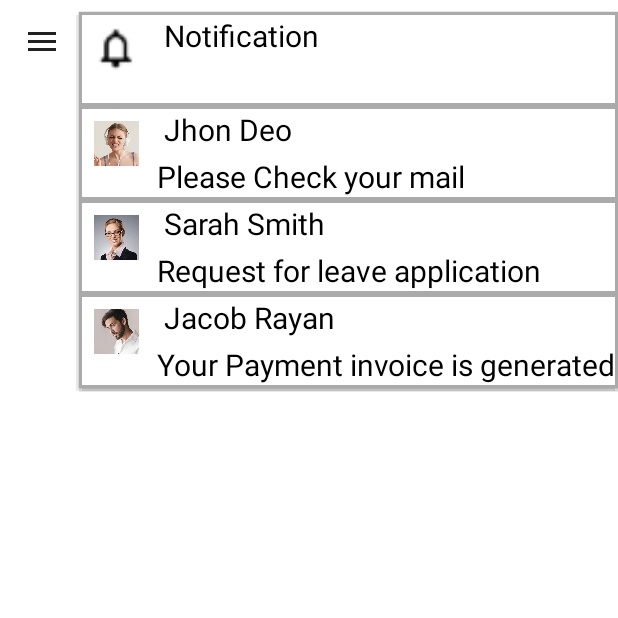
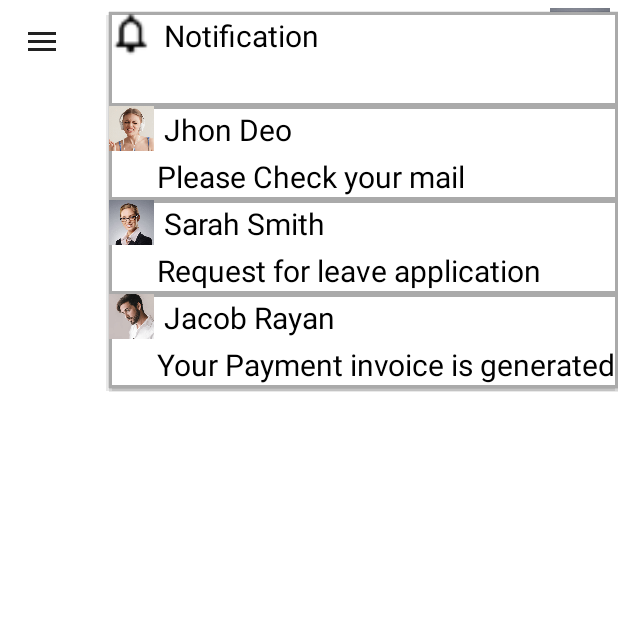
Before and after one commit to msrkms/OStore, an Android app: the AdminDashboard screen opened directly, with no data from a screen before it, after a tap on an icon or button, on a phone screen of 412 x 824 dp, the top half of it. Run offline under Robolectric (Android 15) with nearby library versions, the phone set to English and light mode, and no system bars.

Commit message:
Icon resized

```diff
--- a/app/src/main/res/layout/activity_admin_dashboard.xml
+++ b/app/src/main/res/layout/activity_admin_dashboard.xml
@@ -28,16 +28,17 @@
 
         <Spinner
             android:id="@+id/spinnerProfile"
-            android:layout_width="50dp"
+            android:layout_width="40dp"
             android:layout_height="wrap_content"
             android:layout_marginTop="10dp"
+            android:layout_margin="5dp"
             android:background="@drawable/spinner_background"
             app:layout_constraintEnd_toEndOf="parent"
             app:layout_constraintTop_toTopOf="parent" />
 
         <Spinner
             android:id="@+id/spinnerNotification"
-            android:layout_width="50dp"
+            android:layout_width="30dp"
             android:layout_height="wrap_content"
             android:layout_marginTop="8dp"
             android:layout_marginEnd="16dp"
--- a/app/src/main/res/layout/notification_custom_spinner.xml
+++ b/app/src/main/res/layout/notification_custom_spinner.xml
@@ -1,19 +1,18 @@
 <?xml version="1.0" encoding="utf-8"?>
 <RelativeLayout xmlns:android="http://schemas.android.com/apk/res/android"
-    android:layout_width="60dp"
+    android:layout_width="30dp"
     android:layout_height="wrap_content">
 
     <LinearLayout
-        android:id="@+id/customSpinnerItemLayout"
-        android:layout_width="60dp"
-        android:layout_height="60dp"
-        android:orientation="horizontal">
+    android:id="@+id/customSpinnerItemLayout"
+    android:layout_width="match_parent"
+    android:layout_height="40dp"
+    android:orientation="horizontal">
 
         <ImageView
             android:id="@+id/ivSpinnerLayout"
-            android:layout_width="50dp"
-            android:layout_height="50dp"
-            android:padding="10dp"
+            android:layout_width="match_parent"
+            android:layout_height="40dp"
             android:src="@drawable/notification" />
 
     </LinearLayout>
--- a/app/src/main/res/layout/notification_spiner_layout.xml
+++ b/app/src/main/res/layout/notification_spiner_layout.xml
@@ -7,9 +7,8 @@
 
     <ImageView
         android:id="@+id/ivNotification"
-        android:layout_width="50dp"
-        android:layout_height="50dp"
-        android:padding="10dp"
+        android:layout_width="30dp"
+        android:layout_height="30dp"
         />
 
     <LinearLayout
--- a/app/src/main/res/layout/profile_custom_spinner_layout.xml
+++ b/app/src/main/res/layout/profile_custom_spinner_layout.xml
@@ -1,19 +1,18 @@
 <?xml version="1.0" encoding="utf-8"?>
 <RelativeLayout xmlns:android="http://schemas.android.com/apk/res/android"
-    android:layout_width="60dp"
+    android:layout_width="40dp"
     android:layout_height="wrap_content">
 
     <LinearLayout
         android:id="@+id/customSpinnerItemLayout"
-        android:layout_width="60dp"
-        android:layout_height="60dp"
+        android:layout_width="40dp"
+        android:layout_height="40dp"
         android:orientation="horizontal">
 
         <ImageView
             android:id="@+id/ivSpinnerLayout"
-            android:layout_width="50dp"
-            android:layout_height="50dp"
-            android:padding="10dp"
+            android:layout_width="40dp"
+            android:layout_height="40dp"
             android:src="@drawable/profile" />
 
     </LinearLayout>
```
